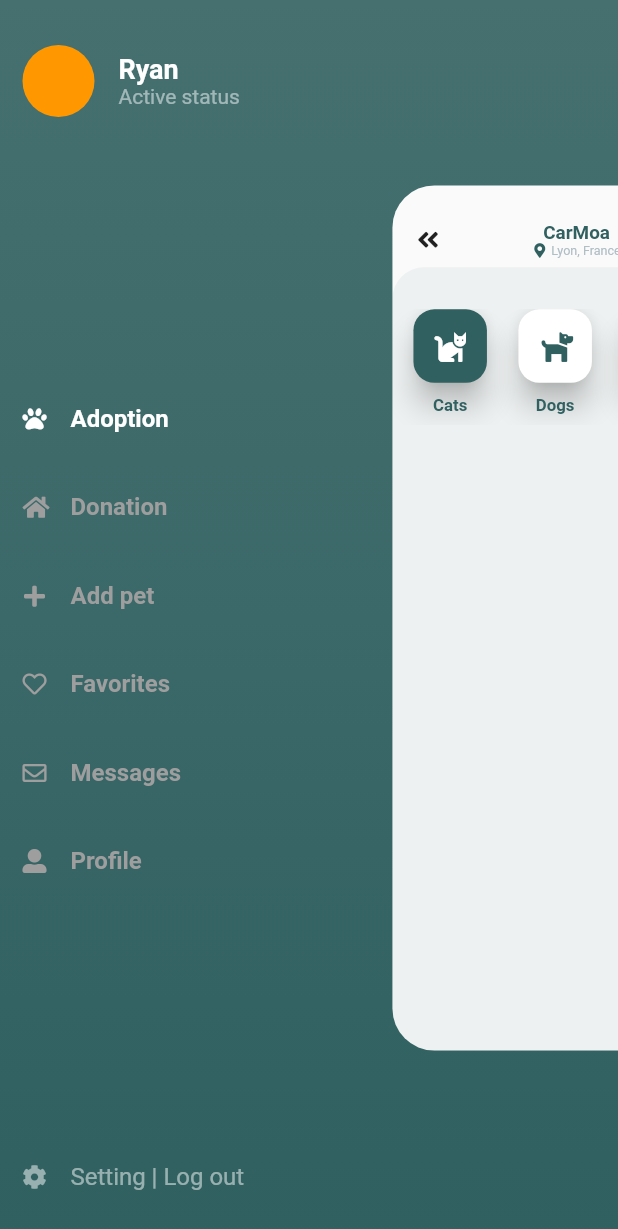
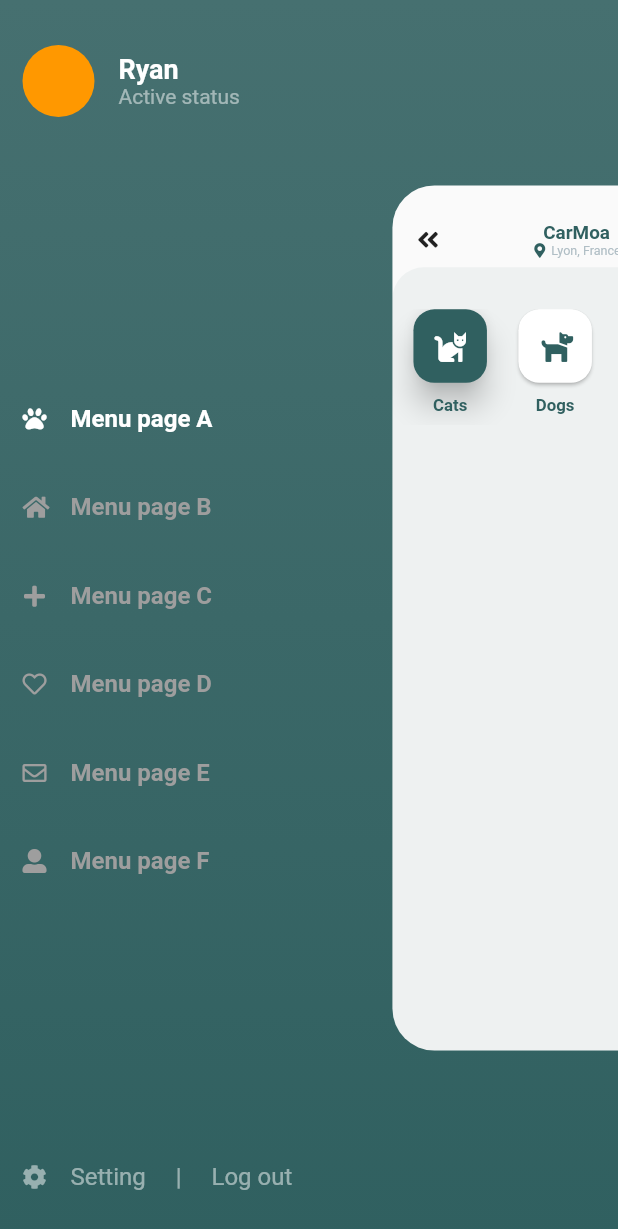
Before and after one commit to geojun01/CarMoa, a Flutter app: the screen it shows after launch, after a tap on an icon or button, on a phone screen of 412 x 824 dp. Shown: the top 1229 px of the screen. Run offline on Flutter 3.47's test engine with Material 2 defaults, Android fonts, the phone set to English and light mode, and no system bars; our stand-ins replace font_awesome_flutter, image_picker, sqflite; accounts and stored records are empty.

Commit message:
메인 화면 전환 완성

```diff
--- a/lib/activity/carmoa_home.dart
+++ b/lib/activity/carmoa_home.dart
@@ -116,7 +116,7 @@ class _MoaHomeState extends State<MoaHome> {
               color: selectedIndex == index
                   ? Theme.of(context).primaryColor
                   : Colors.white,
-              elevation: 8.0,
+              elevation: selectedIndex == index ? 8.0 : 1.0,
               borderRadius: BorderRadius.circular(20.0),
               child: Padding(
                 padding: const EdgeInsets.all(20.0),
--- a/lib/config/config_style.dart
+++ b/lib/config/config_style.dart
@@ -30,12 +30,12 @@ class Styles {
 bool menuOpen = false;
 
 List<String> menuItems = [
-  'Adoption',
-  'Donation',
-  'Add pet',
-  'Favorites',
-  'Messages',
-  'Profile',
+  'Menu page A',
+  'Menu page B',
+  'Menu page C',
+  'Menu page D',
+  'Menu page E',
+  'Menu page F',
 ];
 
 List<IconData> icons = [
--- a/lib/main_screen/drawerScreen.dart
+++ b/lib/main_screen/drawerScreen.dart
@@ -97,11 +97,23 @@ class _DrawerScreenState extends State<DrawerScreen> {
                       size: 16.0,
                     ),
                     SizedBox(width: 16.0),
-                    Text('Setting | Log out',
+                    Text('Setting',
                         style: TextStyle(
                           color: Colors.white.withOpacity(0.5),
                           fontSize: 16.0,
-                        ))
+                        )),
+                    SizedBox(width: 20),
+                    Text('|',
+                        style: TextStyle(
+                          color: Colors.white.withOpacity(0.5),
+                          fontSize: 16.0,
+                        )),
+                    SizedBox(width: 20),
+                    Text('Log out',
+                        style: TextStyle(
+                          color: Colors.white.withOpacity(0.5),
+                          fontSize: 16.0,
+                        )),
                   ],
                 ),
               ],
```
Also changed, not shown: lib/main_screen/mainScreen.dart (+11 -5 lines).
